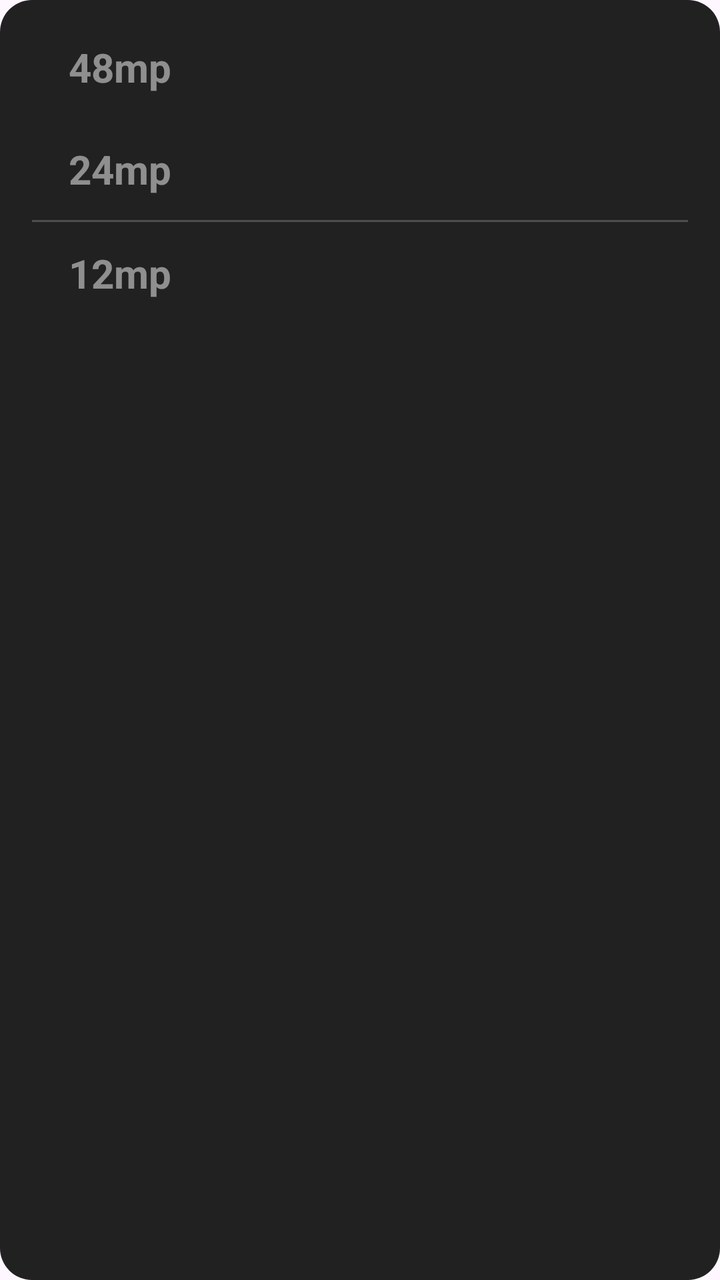
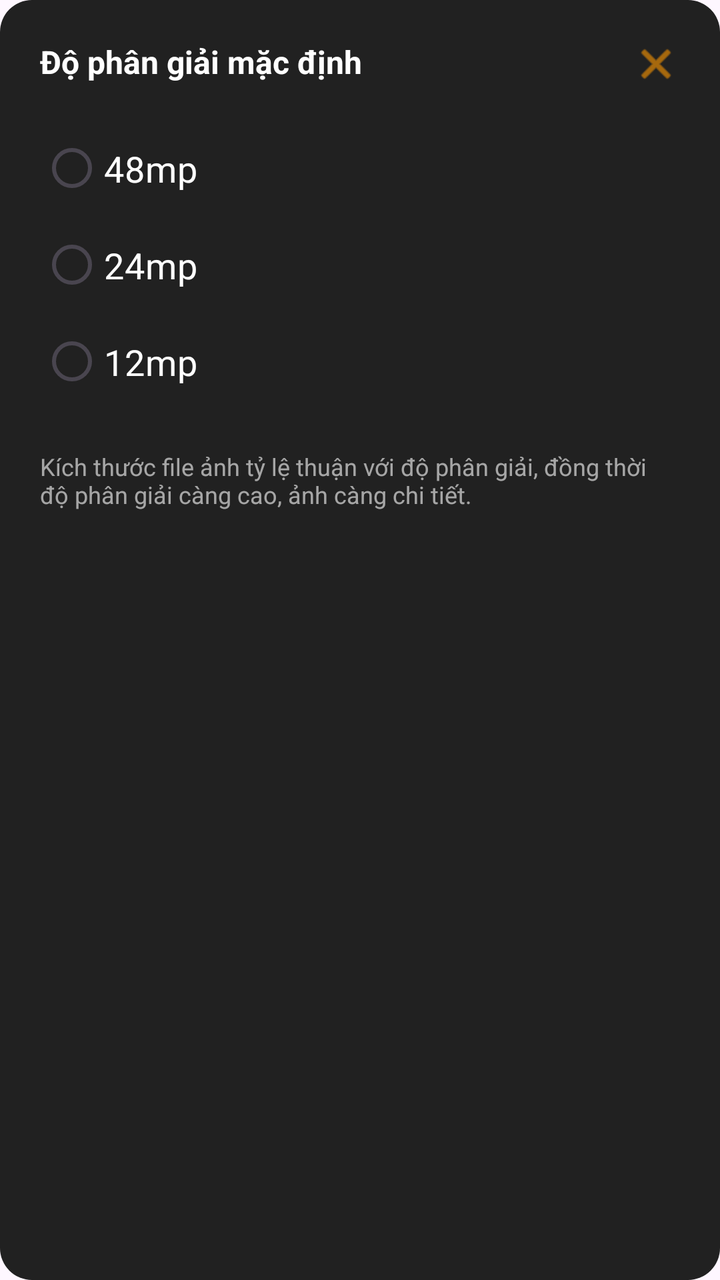

Before-and-after screenshots of an Android layout around one commit, followed by the original layout XML and the change that was made.
<!-- AndroidManifest.xml: application theme Theme.MyApplication -->
<!-- res/layout/popup_resolution.xml -->
<?xml version="1.0" encoding="utf-8"?>
<LinearLayout xmlns:android="http://schemas.android.com/apk/res/android"
    android:layout_width="wrap_content"
    android:layout_height="wrap_content"
    android:orientation="vertical"
    android:background="@drawable/bg_popup_rounded"
    android:paddingVertical="8dp">

    <TextView
        android:id="@+id/tvRes48"
        android:layout_width="120dp"
        android:layout_height="wrap_content"
        android:paddingVertical="12dp"
        android:text="48mp"
        android:textColor="@color/white"
        android:textSize="20sp"
        android:textStyle="bold"
        android:gravity="center"
        android:alpha="0.5" />

    <TextView
        android:id="@+id/tvRes24"
        android:layout_width="120dp"
        android:layout_height="wrap_content"
        android:paddingVertical="12dp"
        android:text="24mp"
        android:textColor="@color/white"
        android:textSize="20sp"
        android:textStyle="bold"
        android:gravity="center"
        android:alpha="0.5" />

    <View
        android:layout_width="match_parent"
        android:layout_height="1dp"
        android:background="#33FFFFFF"
        android:layout_marginHorizontal="16dp" />

    <TextView
        android:id="@+id/tvRes12"
        android:layout_width="120dp"
        android:layout_height="wrap_content"
        android:paddingVertical="12dp"
        android:text="12mp"
        android:textColor="@color/white"
        android:textSize="20sp"
        android:textStyle="bold"
        android:gravity="center"
        android:alpha="0.5" />
</LinearLayout>
<!-- resources referenced by this layout -->
<resources>
  <color name="white">#FFFFFFFF</color>
  <!-- drawable bg_popup_rounded (drawable) -->
  <?xml version="1.0" encoding="utf-8"?>
  <shape xmlns:android="http://schemas.android.com/apk/res/android">
      <solid android:color="#212121" />
      <corners android:radius="16dp" />
  </shape>
  <style name="Theme.MyApplication" parent="Base.Theme.MyApplication" />
  <style name="Base.Theme.MyApplication" parent="Theme.Material3.DayNight.NoActionBar">
          
          
      </style>
</resources>

<!-- the commit's change to res/layout/popup_resolution.xml (unified diff, before → after) -->
@@ -1,50 +1,75 @@
 <?xml version="1.0" encoding="utf-8"?>
 <LinearLayout xmlns:android="http://schemas.android.com/apk/res/android"
-    android:layout_width="wrap_content"
+    xmlns:app="http://schemas.android.com/apk/res-auto"
+    android:layout_width="280dp"
     android:layout_height="wrap_content"
     android:orientation="vertical"
     android:background="@drawable/bg_popup_rounded"
-    android:paddingVertical="8dp">
+    android:padding="20dp">
+
+    <RelativeLayout
+        android:layout_width="match_parent"
+        android:layout_height="wrap_content"
+        android:layout_marginBottom="16dp">
+        <TextView
+            android:layout_width="wrap_content"
+            android:layout_height="wrap_content"
+            android:text="Độ phân giải mặc định"
+            android:textColor="@color/white"
+            android:textSize="16sp"
+            android:textStyle="bold" />
+        <ImageView
+            android:id="@+id/btnClosePopup"
+            android:layout_width="24dp"
+            android:layout_height="24dp"
+            android:layout_alignParentEnd="true"
+            android:src="@android:drawable/ic_menu_close_clear_cancel"
+            app:tint="#FF9800" />
+    </RelativeLayout>
+
+    <RadioGroup
+        android:id="@+id/rgResolution"
+        android:layout_width="match_parent"
+        android:layout_height="wrap_content">
+
+        <androidx.appcompat.widget.AppCompatRadioButton
+            android:id="@+id/tvRes48"
+            android:layout_width="match_parent"
+            android:layout_height="wrap_content"
+            android:text="48mp"
+            android:textColor="@color/white"
+            android:textSize="18sp"
+            android:paddingVertical="12dp"
+            android:buttonTint="#FF9800" />
+
+        <androidx.appcompat.widget.AppCompatRadioButton
+            android:id="@+id/tvRes24"
+            android:layout_width="match_parent"
+            android:layout_height="wrap_content"
+            android:text="24mp"
+            android:textColor="@color/white"
+            android:textSize="18sp"
+            android:paddingVertical="12dp"
+            android:buttonTint="#FF9800" />
+
+        <androidx.appcompat.widget.AppCompatRadioButton
+            android:id="@+id/tvRes12"
+            android:layout_width="match_parent"
+            android:layout_height="wrap_content"
+            android:text="12mp"
+            android:textColor="@color/white"
+            android:textSize="18sp"
+            android:paddingVertical="12dp"
+            android:buttonTint="#FF9800" />
+
+    </RadioGroup>
 
     <TextView
-        android:id="@+id/tvRes48"
-        android:layout_width="120dp"
+        android:layout_width="match_parent"
         android:layout_height="wrap_content"
-        android:paddingVertical="12dp"
-        android:text="48mp"
-        android:textColor="@color/white"
-        android:textSize="20sp"
-        android:textStyle="bold"
-        android:gravity="center"
-        android:alpha="0.5" />
+        android:layout_marginTop="20dp"
+        android:text="Kích thước file ảnh tỷ lệ thuận với độ phân giải, đồng thời độ phân giải càng cao, ảnh càng chi tiết."
+        android:textColor="#99FFFFFF"
+        android:textSize="12sp" />
 
-    <TextView
-        android:id="@+id/tvRes24"
-        android:layout_width="120dp"
-        android:layout_height="wrap_content"
-        android:paddingVertical="12dp"
-        android:text="24mp"
-        android:textColor="@color/white"
-        android:textSize="20sp"
-        android:textStyle="bold"
-        android:gravity="center"
-        android:alpha="0.5" />
-
-    <View
-        android:layout_width="match_parent"
-        android:layout_height="1dp"
-        android:background="#33FFFFFF"
-        android:layout_marginHorizontal="16dp" />
-
-    <TextView
-        android:id="@+id/tvRes12"
-        android:layout_width="120dp"
-        android:layout_height="wrap_content"
-        android:paddingVertical="12dp"
-        android:text="12mp"
-        android:textColor="@color/white"
-        android:textSize="20sp"
-        android:textStyle="bold"
-        android:gravity="center"
-        android:alpha="0.5" />
 </LinearLayout>
